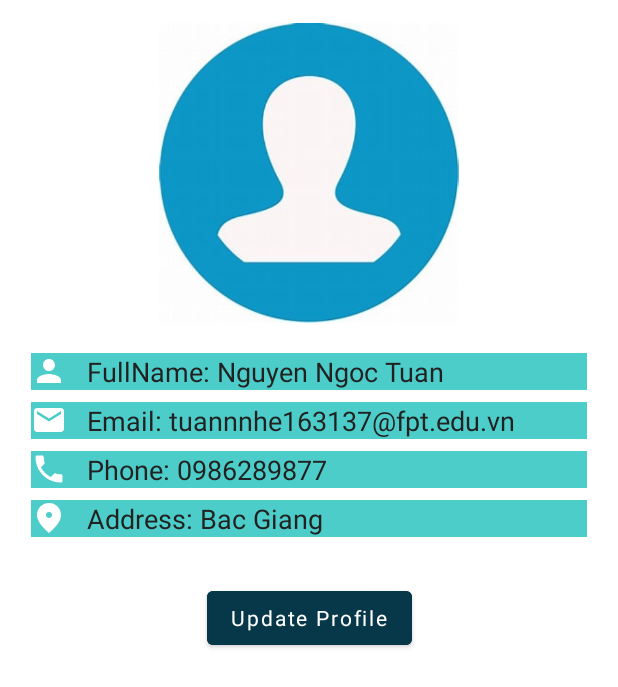
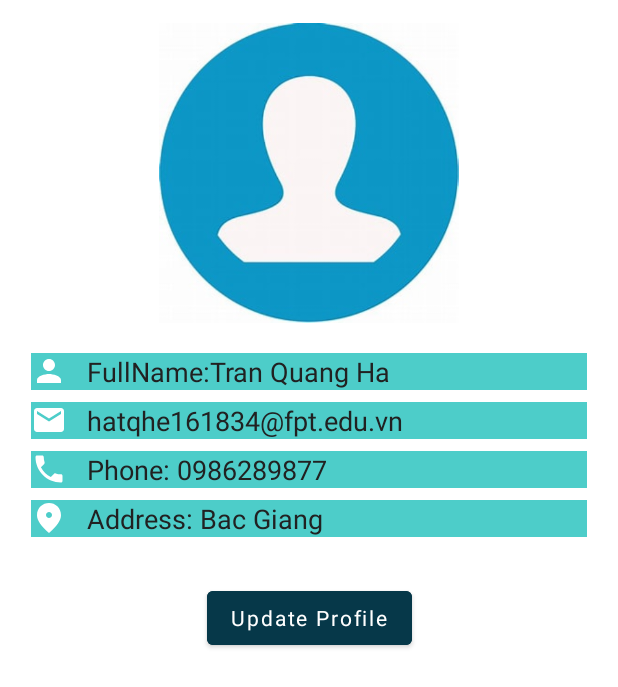
Before and after one commit to tranhaaaaaa/ProjectAndroi, an Android app: the fragment ProfileFragment shown on its own in the app's theme, on a phone screen of 412 x 824 dp. Shown: the top 687 px of the screen. Run offline under Robolectric (Android 15) with nearby library versions, the phone set to English and light mode, and no system bars; our stand-ins replace Firebase (no records; nobody signed in at launch, a user with empty details on screens opened directly); Roboto replaces fonts that are not available here.

Commit message:
fixed bugs router to manager order

```diff
--- a/app/src/main/AndroidManifest.xml
+++ b/app/src/main/AndroidManifest.xml
@@ -26,14 +26,17 @@
             android:parentActivityName=".activities.manager.ManageProductsActivity">
 
         </activity>
+
         <activity
             android:name=".activities.manager.CreateCategoryActivity"
             android:exported="true"
+            android:theme="@style/Theme.CafeRestaurantSystem.NoActionBar"
             android:parentActivityName=".ui.manager.ManagerFragment">
         </activity>
         <activity
             android:name=".activities.manager.ManageProductsActivity"
-            android:exported="true">
+            android:exported="false"
+            android:theme="@style/Theme.CafeRestaurantSystem.NoActionBar">
             <meta-data
                 android:name="android.support.PARENT_ACTIVITY"
                 android:value=".ui.manager.ManagerFragment" />
--- a/app/src/main/res/layout/fragment_profile.xml
+++ b/app/src/main/res/layout/fragment_profile.xml
@@ -29,7 +29,7 @@
         android:drawableLeft="@drawable/baseline_person_24"
         android:drawablePadding="13dp"
         android:fontFamily="sans-serif"
-        android:text="FullName: Nguyen Ngoc Tuan"
+        android:text="FullName:Tran Quang Ha"
         android:textColor="#212121"
         android:textSize="18sp"
         app:layout_constraintEnd_toEndOf="parent"
@@ -46,7 +46,7 @@
         android:drawableLeft="@drawable/baseline_email_24"
         android:drawablePadding="13dp"
         android:fontFamily="sans-serif"
-        android:text="Email: tuannnhe163137@fpt.edu.vn"
+        android:text="hatqhe161834@fpt.edu.vn"
         android:textColor="#212121"
         android:textSize="18sp"
         app:layout_constraintEnd_toEndOf="parent"
--- a/build.gradle.kts
+++ b/build.gradle.kts
@@ -5,7 +5,7 @@ buildscript {
 }
 // Top-level build file where you can add configuration options common to all sub-projects/modules.
 plugins {
-    id("com.android.application") version "8.3.0" apply false
+    id("com.android.application") version "8.4.0" apply false
     id("org.jetbrains.kotlin.android") version "1.9.0" apply false
     id("com.google.gms.google-services") version "4.4.1" apply false
 }
```
Also changed, not shown: gradle/wrapper/gradle-wrapper.properties.
